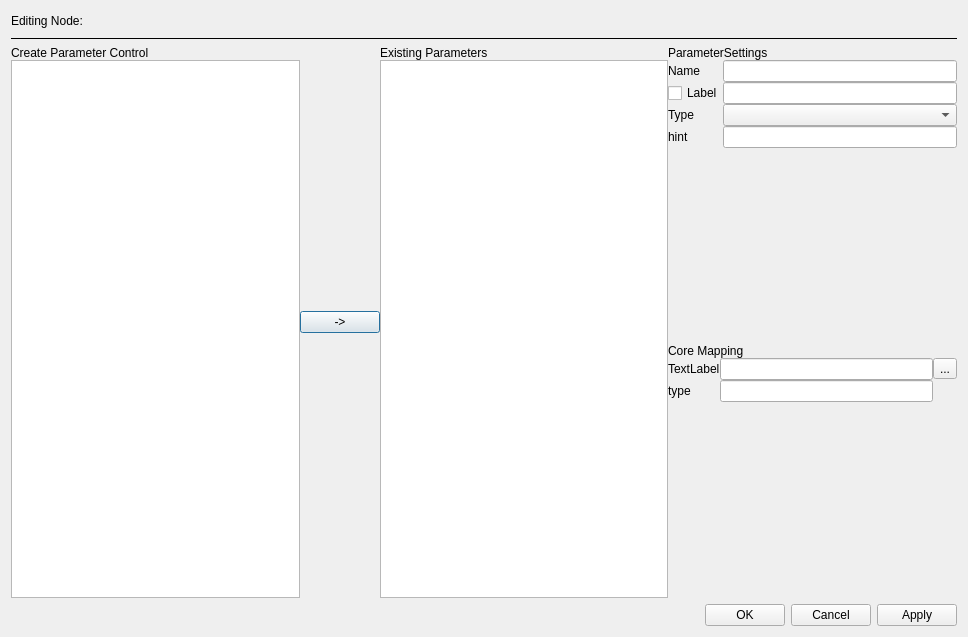
First picture: the form in ui/zenoedit/dialog/zeditparamlayoutdlg.ui, repository zenustech/zeno, before the edit.
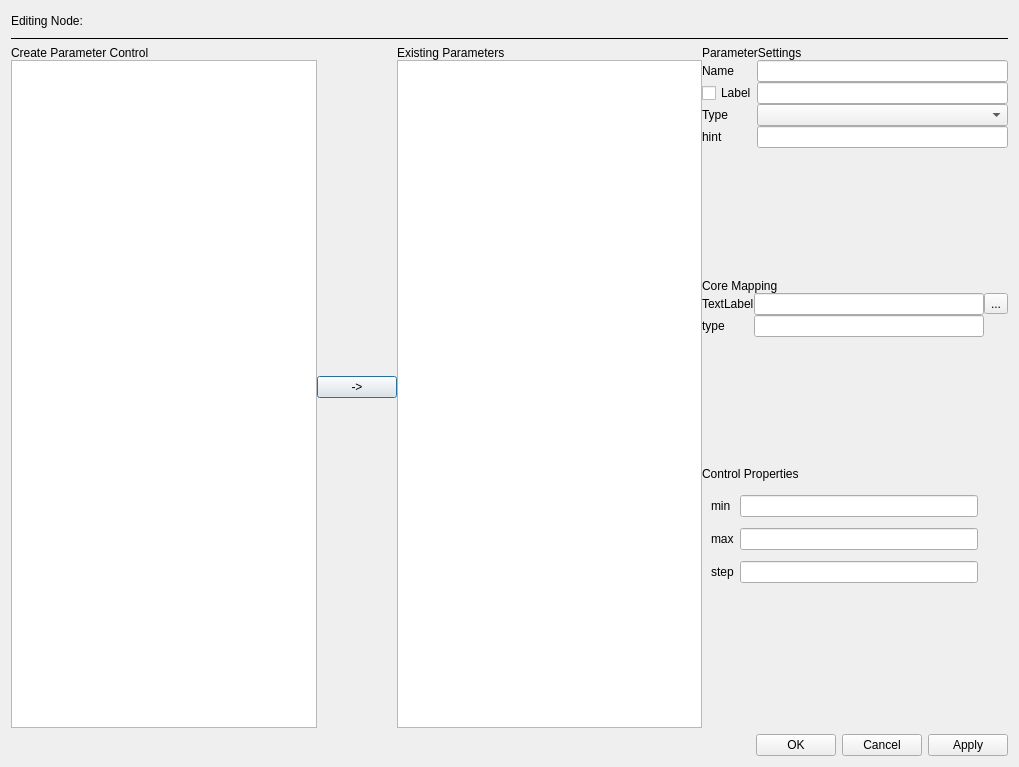
Second picture: the form after the edit. The open tabs and pages were chosen to show the change.

Commit message: [dev] (90%) custom param: properties on control, like enum and num slider.

Diff of the .ui file:
```diff
--- a/ui/zenoedit/dialog/zeditparamlayoutdlg.ui
+++ b/ui/zenoedit/dialog/zeditparamlayoutdlg.ui
@@ -6,8 +6,8 @@
    <rect>
     <x>0</x>
     <y>0</y>
-    <width>968</width>
-    <height>637</height>
+    <width>1019</width>
+    <height>767</height>
    </rect>
   </property>
   <property name="windowTitle">
@@ -250,6 +250,108 @@
          </property>
         </spacer>
        </item>
+       <item>
+        <layout class="QVBoxLayout" name="verticalLayout_7">
+         <property name="topMargin">
+          <number>0</number>
+         </property>
+         <property name="bottomMargin">
+          <number>0</number>
+         </property>
+         <item>
+          <widget class="QLabel" name="label_11">
+           <property name="text">
+            <string>Control Properties</string>
+           </property>
+          </widget>
+         </item>
+         <item>
+          <widget class="QStackedWidget" name="stackProperties">
+           <widget class="QWidget" name="pageNone"/>
+           <widget class="QWidget" name="pageCombobox">
+            <layout class="QGridLayout" name="gridLayout_3">
+             <item row="0" column="1">
+              <widget class="QLineEdit" name="editComboItems">
+               <property name="focusPolicy">
+                <enum>Qt::ClickFocus</enum>
+               </property>
+              </widget>
+             </item>
+             <item row="0" column="0">
+              <widget class="QLabel" name="label_12">
+               <property name="text">
+                <string>items</string>
+               </property>
+              </widget>
+             </item>
+            </layout>
+           </widget>
+           <widget class="QWidget" name="pageSpinbox">
+            <layout class="QGridLayout" name="gridLayout_4">
+             <property name="rightMargin">
+              <number>30</number>
+             </property>
+             <item row="0" column="1">
+              <widget class="QLineEdit" name="editMin">
+               <property name="focusPolicy">
+                <enum>Qt::ClickFocus</enum>
+               </property>
+              </widget>
+             </item>
+             <item row="0" column="0">
+              <widget class="QLabel" name="label_13">
+               <property name="text">
+                <string>min</string>
+               </property>
+              </widget>
+             </item>
+             <item row="1" column="0">
+              <widget class="QLabel" name="label_14">
+               <property name="text">
+                <string>max</string>
+               </property>
+              </widget>
+             </item>
+             <item row="1" column="1">
+              <widget class="QLineEdit" name="editMax">
+               <property name="focusPolicy">
+                <enum>Qt::ClickFocus</enum>
+               </property>
+              </widget>
+             </item>
+             <item row="2" column="1">
+              <widget class="QLineEdit" name="editStep">
+               <property name="focusPolicy">
+                <enum>Qt::ClickFocus</enum>
+               </property>
+              </widget>
+             </item>
+             <item row="2" column="0">
+              <widget class="QLabel" name="label_15">
+               <property name="text">
+                <string>step</string>
+               </property>
+              </widget>
+             </item>
+            </layout>
+           </widget>
+          </widget>
+         </item>
+        </layout>
+       </item>
+       <item>
+        <spacer name="verticalSpacer_3">
+         <property name="orientation">
+          <enum>Qt::Vertical</enum>
+         </property>
+         <property name="sizeHint" stdset="0">
+          <size>
+           <width>20</width>
+           <height>40</height>
+          </size>
+         </property>
+        </spacer>
+       </item>
       </layout>
      </item>
     </layout>
```
The commit also changes 7 other files.
